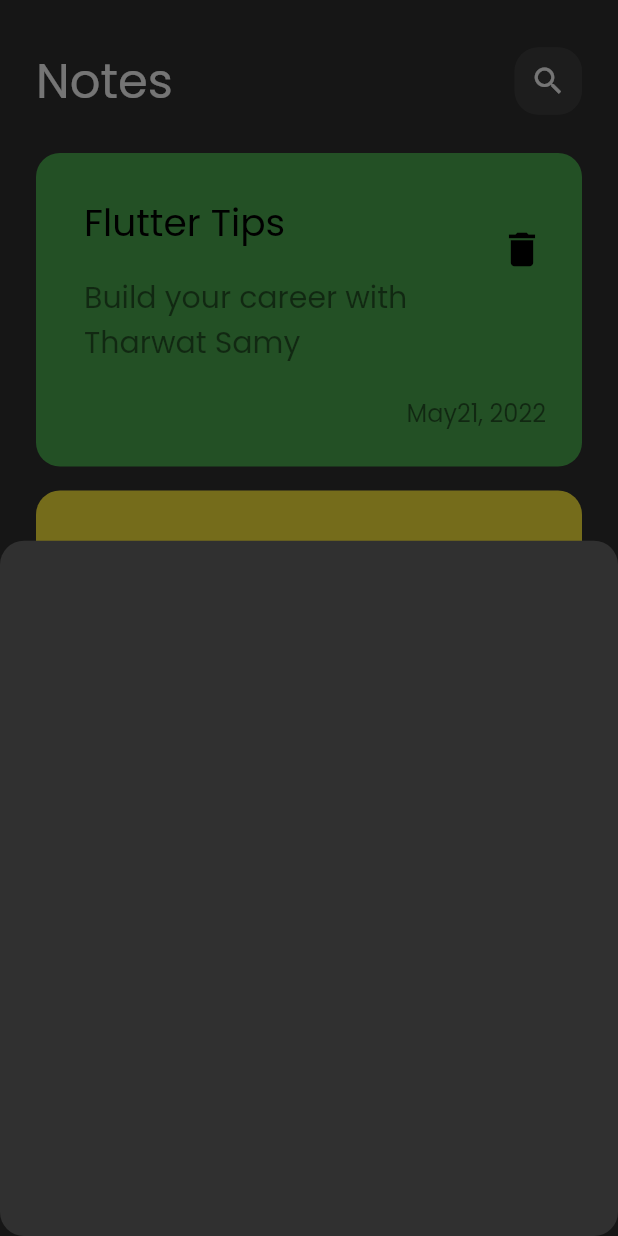
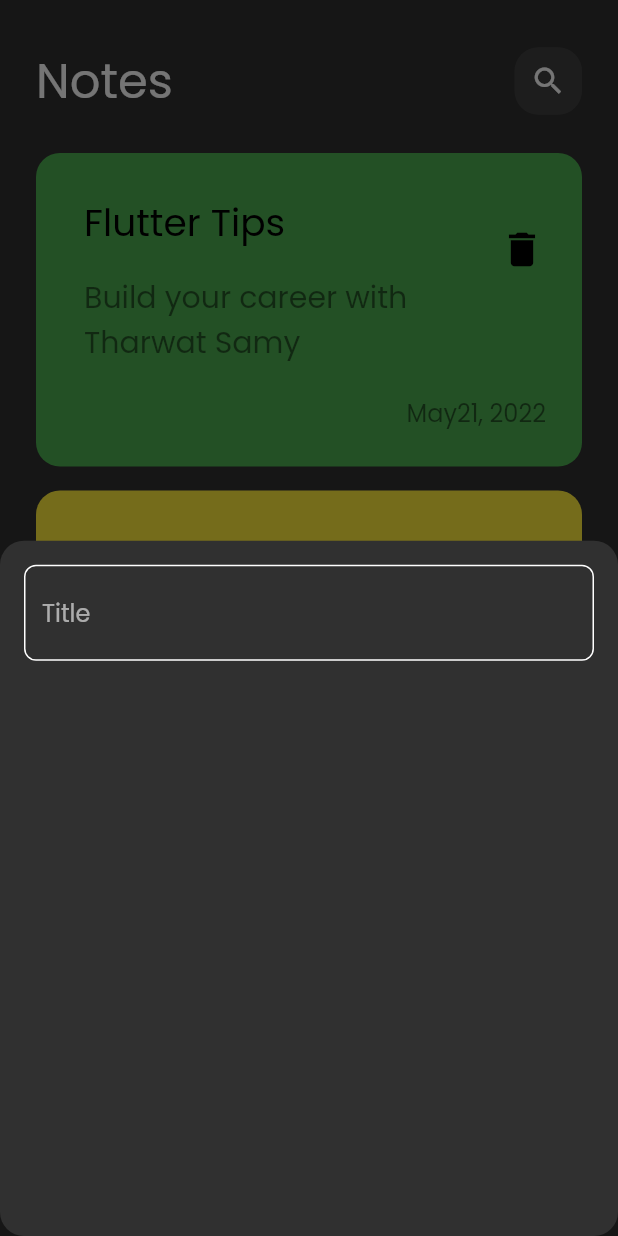
Before and after one commit to Adham167/notes_app, a Flutter app: the screen it shows after launch, after a tap on the "add" icon, on a phone screen of 412 x 824 dp. Run offline on Flutter 3.47's test engine with Material 3 defaults, Android fonts, the light colour scheme and no system bars.

Commit message:
create custom text field

```diff
--- /dev/null
+++ b/lib/constants.dart
@@ -0,0 +1,3 @@
+import 'package:flutter/material.dart';
+
+const KPrimaryColor = Color(0xff62fcd7);
--- a/lib/widgets/add_note_bottom_sheet.dart
+++ b/lib/widgets/add_note_bottom_sheet.dart
@@ -1,12 +1,21 @@
 import 'package:flutter/material.dart';
+import 'package:note_app_1/widgets/custom_text_field.dart';
 
 class AddNoteBottomSheet extends StatelessWidget {
   const AddNoteBottomSheet({super.key});
 
   @override
   Widget build(BuildContext context) {
-    return  Container(
-
+    return Padding(
+      padding: const EdgeInsets.symmetric(horizontal: 16.0),
+      child: Column(
+        children: [
+          SizedBox(
+            height: 16,
+          ),
+          CustomTextField(),
+        ],
+      ),
     );
   }
 }
--- /dev/null
+++ b/lib/widgets/custom_text_field.dart
@@ -0,0 +1,25 @@
+import 'package:flutter/material.dart';
+import 'package:note_app_1/constants.dart';
+
+class CustomTextField extends StatelessWidget {
+  const CustomTextField({super.key});
+
+  @override
+  Widget build(BuildContext context) {
+    return TextField(
+      cursorColor: KPrimaryColor,
+      decoration: InputDecoration(
+        hintText: 'Title',
+        border: Build_border(),
+        enabledBorder: Build_border(),
+        focusedBorder: Build_border(KPrimaryColor),
+      ),
+    );
+  }
+
+  OutlineInputBorder Build_border([Color]) {
+    return OutlineInputBorder(
+        borderRadius: BorderRadius.circular(8),
+        borderSide: BorderSide(color: Color ?? Colors.white));
+  }
+}
```
